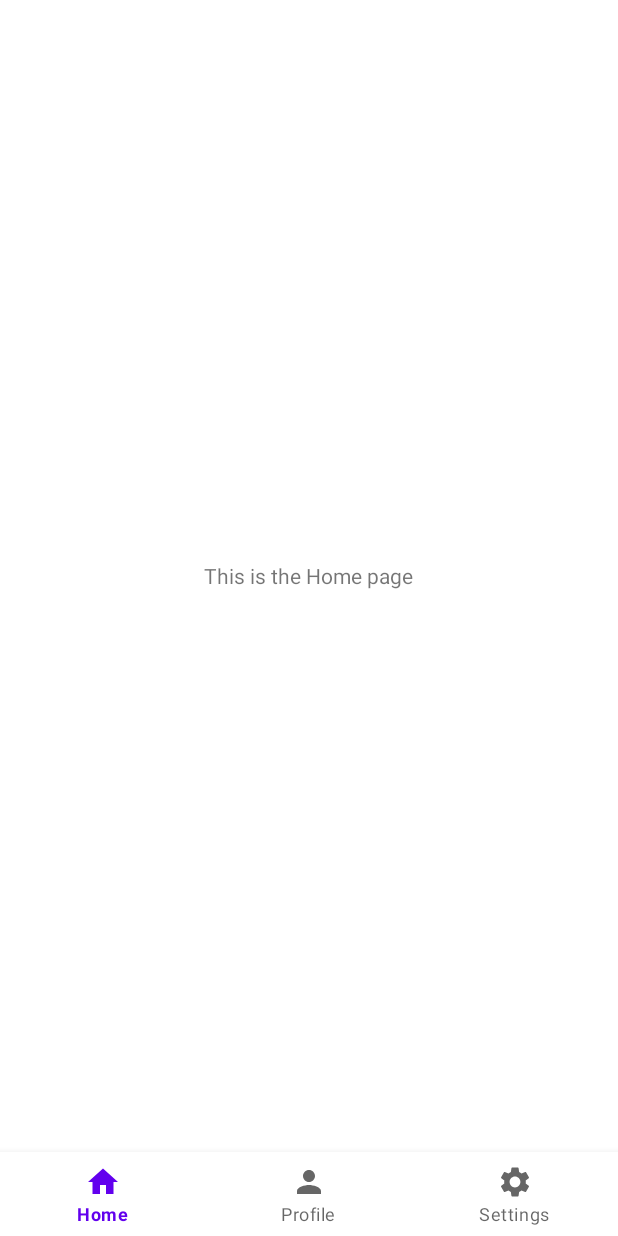
After one commit to panosbabo/TakOwnersMart, an Android app: the fragment home_page placed in its activity, on a phone screen of 412 x 824 dp. The commit adds this screen. Run offline under Robolectric (Android 15) with nearby library versions, the phone set to English and light mode, and no system bars.

Commit message:
Bug fixes

```diff
--- a/app/src/main/java/com/example/takownersmart/MainActivity.java
+++ b/app/src/main/java/com/example/takownersmart/MainActivity.java
@@ -25,8 +25,9 @@
 
             switch (item.getItemId()) {
                 case R.id.home:
-                    Intent homepage = new Intent(MainActivity.this, MainActivity.class);
-                    startActivity(homepage);
+                    changeScreen(new home_page());
+//                    Intent homepage = new Intent(MainActivity.this, MainActivity.class);
+//                    startActivity(homepage);
                     break;
                 case R.id.profile:
                     changeScreen(new profile_page());
--- /dev/null
+++ b/app/src/main/java/com/example/takownersmart/home_page.java
@@ -0,0 +1,64 @@
+package com.example.takownersmart;
+
+import android.os.Bundle;
+
+import androidx.fragment.app.Fragment;
+
+import android.view.LayoutInflater;
+import android.view.View;
+import android.view.ViewGroup;
+
+/**
+ * A simple {@link Fragment} subclass.
+ * Use the {@link home_page#newInstance} factory method to
+ * create an instance of this fragment.
+ */
+public class home_page extends Fragment {
+
+    // TODO: Rename parameter arguments, choose names that match
+    // the fragment initialization parameters, e.g. ARG_ITEM_NUMBER
+    private static final String ARG_PARAM1 = "param1";
+    private static final String ARG_PARAM2 = "param2";
+
+    // TODO: Rename and change types of parameters
+    private String mParam1;
+    private String mParam2;
+
+    public home_page() {
+        // Required empty public constructor
+    }
+
+    /**
+     * Use this factory method to create a new instance of
+     * this fragment using the provided parameters.
+     *
+     * @param param1 Parameter 1.
+     * @param param2 Parameter 2.
+     * @return A new instance of fragment home_page.
+     */
+    // TODO: Rename and change types and number of parameters
+    public static home_page newInstance(String param1, String param2) {
+        home_page fragment = new home_page();
+        Bundle args = new Bundle();
+        args.putString(ARG_PARAM1, param1);
+        args.putString(ARG_PARAM2, param2);
+        fragment.setArguments(args);
+        return fragment;
+    }
+
+    @Override
+    public void onCreate(Bundle savedInstanceState) {
+        super.onCreate(savedInstanceState);
+        if (getArguments() != null) {
+            mParam1 = getArguments().getString(ARG_PARAM1);
+            mParam2 = getArguments().getString(ARG_PARAM2);
+        }
+    }
+
+    @Override
+    public View onCreateView(LayoutInflater inflater, ViewGroup container,
+                             Bundle savedInstanceState) {
+        // Inflate the layout for this fragment
+        return inflater.inflate(R.layout.fragment_home_page, container, false);
+    }
+}
--- /dev/null
+++ b/app/src/main/res/layout/fragment_home_page.xml
@@ -0,0 +1,15 @@
+<?xml version="1.0" encoding="utf-8"?>
+<FrameLayout xmlns:android="http://schemas.android.com/apk/res/android"
+    xmlns:tools="http://schemas.android.com/tools"
+    android:layout_width="match_parent"
+    android:layout_height="match_parent"
+    tools:context=".home_page">
+
+    <!-- TODO: Update blank fragment layout -->
+    <TextView
+        android:layout_width="wrap_content"
+        android:layout_height="wrap_content"
+        android:text="This is the Home page"
+        android:layout_gravity="center"/>
+
+</FrameLayout>
--- a/app/src/main/res/values/strings.xml
+++ b/app/src/main/res/values/strings.xml
@@ -1,5 +1,5 @@
 <resources>
     <string name="app_name">TakOwnersMart</string>
-<!-- TODO: Remove or change this placeholder text -->
+    <!-- TODO: Remove or change this placeholder text -->
     <string name="hello_blank_fragment">Hello blank fragment</string>
 </resources>
```
Also changed, not shown: app/src/main/res/layout/activity_main.xml (+9 -9 lines).
